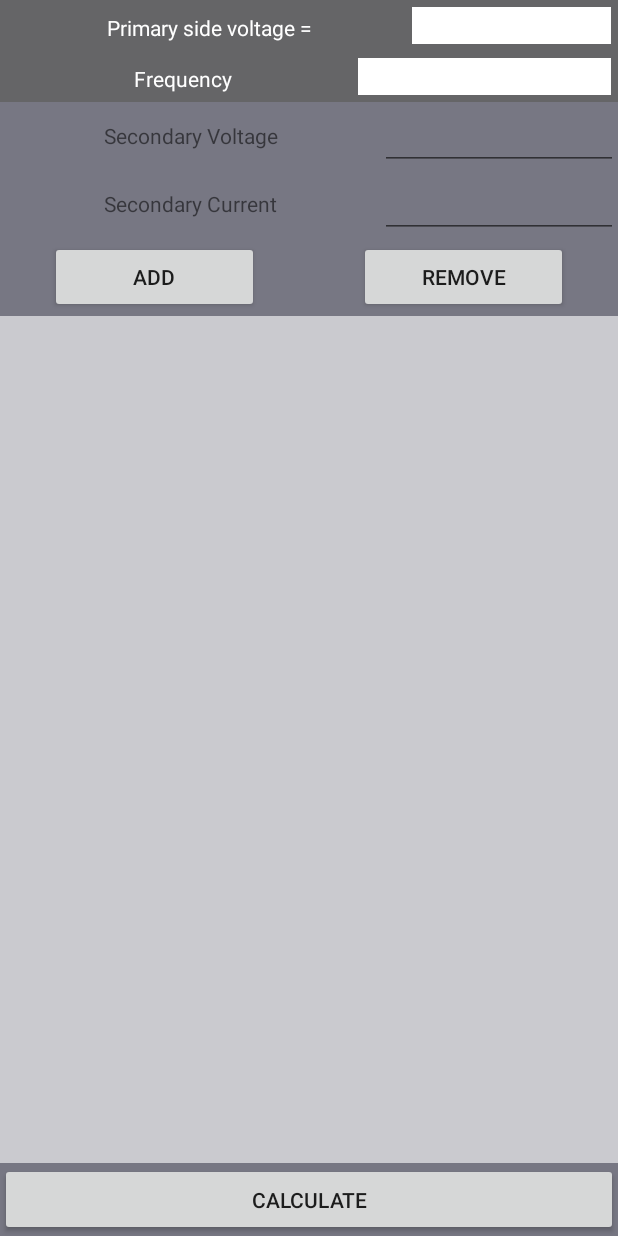
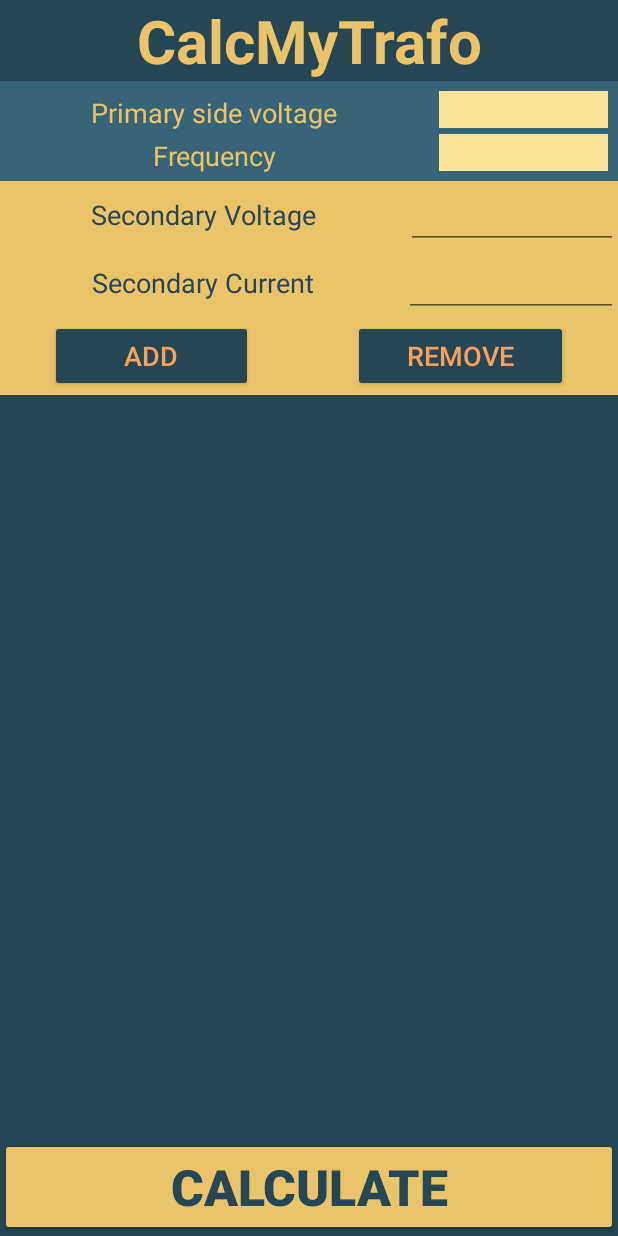
Before and after one commit to IHot98/CalcMyTrafo, an Android app: the screen it shows after launch (MainActivity), on a phone screen of 412 x 824 dp. Run offline under Robolectric (Android 15) with nearby library versions, the phone set to English and light mode, and no system bars.

Commit message:
third mby final commit

```diff
--- a/app/src/main/AndroidManifest.xml
+++ b/app/src/main/AndroidManifest.xml
@@ -9,8 +9,8 @@
         android:roundIcon="@mipmap/ic_launcher_round"
         android:supportsRtl="true"
         android:theme="@style/Theme.CalcMyTrafo">
-        <activity android:name=".ResultsActivity"></activity>
-        <activity android:name=".Results" />
+        <activity android:name=".ResultsActivity"/>
+
         <activity android:name=".MainActivity">
             <intent-filter>
                 <action android:name="android.intent.action.MAIN" />
--- a/app/src/main/java/com/example/calcmytrafo/CustomArrayAdapter1.java
+++ b/app/src/main/java/com/example/calcmytrafo/CustomArrayAdapter1.java
@@ -40,11 +40,11 @@ public class CustomArrayAdapter1 extends ArrayAdapter<Sekundar>{
         TextView WireThickness=(TextView)convertView.findViewById(R.id.txt_WireThickness);
         TextView WireLenght=(TextView)convertView.findViewById(R.id.txt_WireLenght);
 
-        SecondaryWindingNumber.setText(String.format("Secondary no.%s", String.valueOf(position + 1)));
+        SecondaryWindingNumber.setText(String.format("Secondary no.%s", (position + 1)));
         WindingVoltage.setText(String.format("%s %s V", mContext.getString(R.string.Volts), ResSekundari.get(position).getNapon()));
         WindingCurrent.setText(String.format("%s %s A", mContext.getString(R.string.Amps), ResSekundari.get(position).getStruja()));
         WindingTurns.setText(String.format("%s %s",mContext.getString(R.string.NumWind), ResSekundari.get(position).getBrojNamota()));
-        WireThickness.setText(String.format("%s %s mm^2", mContext.getString(R.string.WireThick), String.valueOf(ResSekundari.get(position).getDebljinaZice() )));
+        WireThickness.setText(String.format("%s %s mm^2", mContext.getString(R.string.WireThick), ResSekundari.get(position).getDebljinaZice()));
         WireLenght.setText(" ");
         return convertView;
     }
--- a/app/src/main/res/layout/activity_main.xml
+++ b/app/src/main/res/layout/activity_main.xml
@@ -11,67 +11,97 @@
         android:layout_height="match_parent"
         android:orientation="vertical"
         >
+        <LinearLayout
+            android:layout_width="match_parent"
+            android:layout_height="wrap_content"
+            android:background="@color/Color1">
+            <TextView
+                android:layout_width="match_parent"
+                android:layout_height="match_parent"
+                android:text="@string/app_name"
+                android:textStyle="bold"
+                android:textSize="18pt"
+                android:textColor="@color/Color3"
+                android:gravity="center"/>
+        </LinearLayout>
 
         <LinearLayout
             android:layout_width="match_parent"
             android:layout_height="wrap_content"
             android:layout_weight="1"
-            android:background="#656567"
-            android:orientation="vertical"
+            android:background="@color/Color11"
+            android:orientation="horizontal"
+            android:weightSum="100"
 
             >
             <LinearLayout
-                android:layout_width="match_parent"
-                android:layout_height="wrap_content"
-                android:orientation="horizontal"
-                android:layout_margin="2pt">
+                android:layout_width="wrap_content"
+                android:layout_height="match_parent"
+                android:orientation="vertical"
+                android:layout_margin="2pt"
+                android:layout_weight="50"
+                >
+
                 <TextView
-                    android:layout_width="wrap_content"
+                    android:layout_width="match_parent"
                     android:layout_height="wrap_content"
+                    android:layout_weight="51"
+                    android:gravity="center"
                     android:text="@string/InputVoltage"
-                    android:layout_weight="1"
-                    android:gravity="center"
-                    android:textColor="@color/white"
+                    android:textStyle="normal"
+                    android:textSize="8pt"
+                    android:textColor="@color/Color3"
 
                     />
-                <EditText
-                    android:id="@+id/edt_UlazniNapon"
-                    android:layout_width="wrap_content"
+                <TextView
+                    android:layout_width="match_parent"
                     android:layout_height="wrap_content"
-                    android:layout_weight="1"
-                    android:inputType="numberDecimal"
-                    android:background="@color/white"
-                    android:textColor="@color/black"
-                    android:gravity="start"
+                    android:text="@string/Freq"
+
+                    android:gravity="center"
+                    android:textStyle="normal"
+                    android:textSize="8pt"
+                    android:textColor="@color/Color3"
+
 
                     />
+
             </LinearLayout>
 
             <LinearLayout
-                android:layout_width="match_parent"
-                android:layout_height="wrap_content"
-                android:orientation="horizontal"
+                android:layout_width="wrap_content"
+                android:layout_height="match_parent"
+                android:orientation="vertical"
                 android:layout_margin="2pt"
+                android:layout_weight="50"
+
                 >
-                <TextView
-                    android:layout_width="wrap_content"
+                <EditText
+                    android:id="@+id/edt_UlazniNapon"
+                    android:layout_width="match_parent"
                     android:layout_height="wrap_content"
-                    android:text="@string/Freq"
-                    android:layout_weight="1"
-                    android:gravity="center"
-                    android:textColor="@color/white"
+                    android:background="@color/Color33"
+                    android:inputType="numberDecimal"
+                    android:layout_margin="1pt"
 
-                    />
+                    android:textColor="@color/Color5"
+                    android:gravity="start"
+
+                    android:autofillHints=""
+                    tools:ignore="LabelFor" />
+
                 <EditText
                     android:id="@+id/edt_frequency"
-                    android:layout_width="wrap_content"
+                    android:layout_width="match_parent"
                     android:layout_height="wrap_content"
-                    android:layout_weight="1"
+                    android:layout_margin="1pt"
+
                     android:inputType="numberDecimal"
-                    android:background="@color/white"
-                    android:textColor="@color/black"
+                    android:background="@color/Color33"
+                    android:textColor="@color/Color5"
                     android:gravity="start"
-                    />
+                    android:autofillHints=""
+                    tools:ignore="LabelFor" />
 
             </LinearLayout>
 
@@ -81,7 +111,7 @@
             android:layout_width="match_parent"
             android:layout_height="wrap_content"
             android:layout_weight="1"
-            android:background="#777783"
+            android:background="@color/Color3"
             android:orientation="vertical"
             >
             <LinearLayout
@@ -94,36 +124,48 @@
                     android:text="@string/SVoltage"
                     android:layout_weight="1"
                     android:gravity="center"
+                    android:textStyle="normal"
+                    android:textSize="8pt"
+                    android:textColor="@color/Color1"
                     />
                 <EditText
                     android:id="@+id/edt_napon"
                     android:layout_width="wrap_content"
                     android:layout_height="match_parent"
                     android:layout_weight="1"
-                    android:inputType="numberDecimal"/>
+                    android:inputType="numberDecimal"
+                    android:textColor="@color/Color5"
+
+
+                    android:autofillHints=""
+                    tools:ignore="LabelFor" />
             </LinearLayout>
             <LinearLayout
                 android:layout_width="match_parent"
                 android:layout_height="wrap_content"
                 android:orientation="horizontal">
-                <LinearLayout
-                    android:layout_width="match_parent"
-                    android:layout_height="wrap_content"
-                    android:orientation="horizontal">
+
                     <TextView
                         android:layout_width="wrap_content"
                         android:layout_height="match_parent"
                         android:text="@string/SCurrent"
                         android:layout_weight="1"
                         android:gravity="center"
+                        android:textStyle="normal"
+                        android:textSize="8pt"
+                        android:textColor="@color/Color1"
                         />
                     <EditText
                         android:id="@+id/edt_struja"
                         android:layout_width="wrap_content"
                         android:layout_height="match_parent"
                         android:layout_weight="1"
-                        android:inputType="numberDecimal"/>
-                </LinearLayout>
+                        android:inputType="numberDecimal"
+                        android:autofillHints=""
+                        tools:ignore="LabelFor"
+                        android:layout_gravity="start"
+                        android:textColor="@color/Color5"/>
+
             </LinearLayout>
             <LinearLayout
                 android:layout_width="match_parent"
@@ -137,9 +179,13 @@
                 android:layout_weight="1"
                 android:layout_marginHorizontal="15pt"
                 android:layout_marginVertical="1pt"
+                android:textStyle="normal"
+                android:textSize="8pt"
+                android:textColor="@color/Color4"
+                android:backgroundTint="@color/Color1"
 
 
-                />
+                tools:ignore="ButtonStyle" />
             <Button android:id="@+id/btn_delete"
                 android:layout_width="wrap_content"
                 android:layout_height="wrap_content"
@@ -148,8 +194,12 @@
                 android:layout_weight="1"
                 android:layout_marginHorizontal="15pt"
                 android:layout_marginVertical="1pt"
+                android:textStyle="normal"
+                android:textSize="8pt"
+                android:textColor="@color/Color4"
+                android:backgroundTint="@color/Color1"
 
-                />
+                tools:ignore="ButtonStyle" />
             </LinearLayout>
 
         </LinearLayout>
@@ -157,28 +207,18 @@
             android:layout_width="match_parent"
             android:layout_height="wrap_content"
             android:layout_weight="1000"
-            android:background="#CACACF"
+
             android:orientation="vertical"
+            android:background="@color/Color1"
             >
             <ListView
                 android:id="@+id/listView1"
                 android:layout_width="match_parent"
                 android:layout_height="wrap_content"
+                android:background="@color/Color2"
+
 
                 />
-
-
-            <LinearLayout
-                android:layout_width="match_parent"
-                android:layout_height="wrap_content"
-                android:orientation="horizontal"
-                android:layout_margin="2pt"
-                >
-
-
-
-
-            </LinearLayout>
 
 
         </LinearLayout>
@@ -186,7 +226,7 @@
             android:layout_width="match_parent"
             android:layout_height="wrap_content"
             android:layout_weight="1"
-            android:background="#777783"
+            android:background="@color/Color1"
             android:layout_gravity="bottom"
             android:gravity="bottom"
             >
@@ -196,6 +236,11 @@
                 android:layout_height="match_parent"
                 android:text="@string/Calc"
                 android:gravity="center"
+                android:backgroundTint="@color/Color3"
+                android:textColor="@color/Color1"
+                android:textStyle="bold"
+                android:textSize="15pt"
+
 
                 />
 
--- a/app/src/main/res/values-night/themes.xml
+++ b/app/src/main/res/values-night/themes.xml
@@ -1,6 +1,6 @@
 <resources xmlns:tools="http://schemas.android.com/tools">
     <!-- Base application theme. -->
-    <style name="Theme.CalcMyTrafo" parent="Theme.MaterialComponents.DayNight.DarkActionBar">
+    <style name="Theme.CalcMyTrafo" parent="Theme.MaterialComponents.DayNight.NoActionBar">
         <!-- Primary brand color. -->
         <item name="colorPrimary">@color/purple_200</item>
         <item name="colorPrimaryVariant">@color/purple_700</item>
--- a/app/src/main/res/values/colors.xml
+++ b/app/src/main/res/values/colors.xml
@@ -7,4 +7,15 @@
     <color name="teal_700">#FF018786</color>
     <color name="black">#FF000000</color>
     <color name="white">#FFFFFFFF</color>
+
+
+    <color name="Color1">#264653</color>
+    <color name="Color11">#386477</color>
+    <color name="Color2">#47736E</color>
+    <color name="Color3">#e9c46a</color>
+    <color name="Color33">#FFE29A</color>
+    <color name="Color4">#f4a261</color>
+    <color name="Color5">#e76f51</color>
+
+
 </resources>
--- a/app/src/main/res/values/strings.xml
+++ b/app/src/main/res/values/strings.xml
@@ -10,7 +10,7 @@
     <string name="PWinds">Number of primary turns = </string>
     <string name="OutPower">Output Power = </string>
     <string name="CoreArea">Core Area = </string>
-    <string name="InputVoltage">Primary side voltage = </string>
+    <string name="InputVoltage">Primary side voltage </string>
     <string name="Freq">Frequency</string>
     <string name="SVoltage">Secondary Voltage</string>
     <string name="SCurrent">Secondary Current</string>
```
Also changed, not shown: app/src/main/java/com/example/calcmytrafo/ResultsActivity.java (+7 -7 lines), app/src/main/java/com/example/calcmytrafo/Sekundar.java (+4 -20 lines), app/src/main/res/layout/activity_results.xml (+57 -10 lines), app/src/main/res/layout/items.xml (+11 -2 lines), app/src/main/res/layout/list_item.xml (+20 -0 lines).
